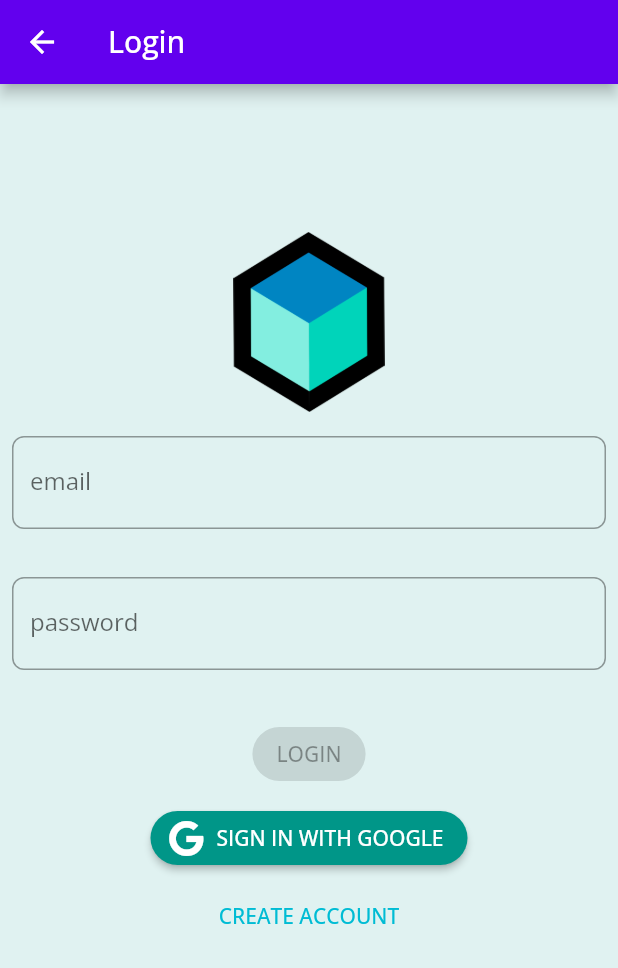
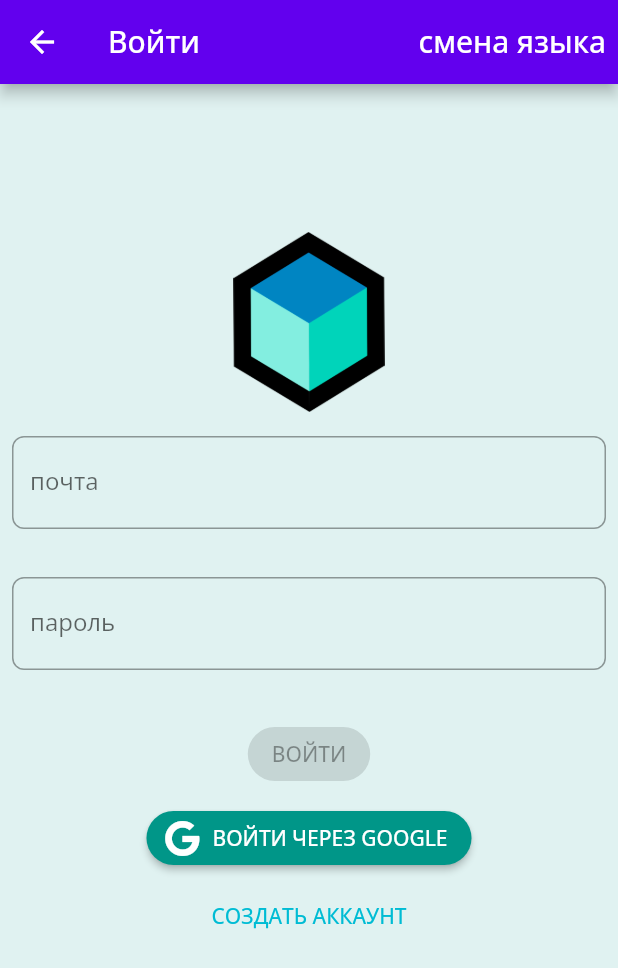
Before and after one commit to Sancene/bloc_learn, a Flutter app: the LoginPage screen opened directly, on a phone screen of 412 x 824 dp. Shown: the top 968 px of the screen. Run offline on Flutter 3.47's test engine with Material 2 defaults, Android fonts, the phone set to English and light mode, and no system bars; our stand-ins replace bloc, equatable, firebase_auth, firebase_core, flutter_bloc, font_awesome_flutter and 3 more; missing offline and left inert: firebase_auth_platform_interface, flow_builder, very_good_analysis; accounts and stored records are empty.

Commit message:
bloc locale change

```diff
--- /dev/null
+++ b/lib/app/locale_bloc/locale_event.dart
@@ -0,0 +1,8 @@
+part of 'locale_bloc.dart';
+
+@immutable
+abstract class LocaleEvent {}
+
+class LoadLocale extends LocaleEvent {
+  LoadLocale();
+}
--- /dev/null
+++ b/lib/app/locale_bloc/locale_state.dart
@@ -0,0 +1,20 @@
+part of 'locale_bloc.dart';
+
+class LocaleState extends Equatable {
+  final Locale locale;
+
+  LocaleState({required this.locale});
+
+  factory LocaleState.initial() => LocaleState(locale: Locale('ru'));
+
+  LocaleState copyWith({
+    Locale? locale,
+  }) {
+    return LocaleState(
+      locale: locale ?? this.locale,
+    );
+  }
+
+  @override
+  List<Object?> get props => [locale];
+}
--- /dev/null
+++ b/lib/l10n/intl_ru.arb
@@ -0,0 +1,10 @@
+{
+  "login": "Войти",
+  "signInWithGoogle": "войти через Google",
+  "createAccount": "Создать аккаунт",
+  "changeLocale": "смена языка",
+  "email": "почта",
+  "password": "пароль",
+  "signUp": "Регистрация",
+  "confirmPassword": "подтвердите пароль"
+}
--- a/lib/login/view/login_form.dart
+++ b/lib/login/view/login_form.dart
@@ -1,3 +1,4 @@
+import 'package:bloc_learn/generated/l10n.dart';
 import 'package:bloc_learn/login/cubit/login_cubit.dart';
 import 'package:bloc_learn/login/login.dart';
 import 'package:bloc_learn/sign_up/sign_up.dart';
@@ -62,7 +63,7 @@ class _EmailInput extends StatelessWidget {
           onChanged: (email) => context.read<LoginCubit>().emailChanged(email),
           keyboardType: TextInputType.emailAddress,
           decoration: InputDecoration(
-            labelText: 'email',
+            labelText: S.of(context).email,
             helperText: '',
             errorText: state.email.invalid ? 'invalid email' : null,
           ),
@@ -80,10 +81,11 @@ class _PasswordInput extends StatelessWidget {
       builder: (context, state) {
         return TextField(
           key: const Key('loginForm_passwordInput_textField'),
-          onChanged: (password) => context.read<LoginCubit>().passwordChanged(password),
+          onChanged: (password) =>
+              context.read<LoginCubit>().passwordChanged(password),
           obscureText: true,
           decoration: InputDecoration(
-            labelText: 'password',
+            labelText: S.of(context).password,
             helperText: '',
             errorText: state.password.invalid ? 'invalid password' : null,
           ),
@@ -109,9 +111,10 @@ class _LoginButton extends StatelessWidget {
                   ),
                   primary: const Color(0xFFFFD600),
                 ),
-                onPressed:
-                    state.status.isValidated ? () => context.read<LoginCubit>().logInWithCredentials() : null,
-                child: const Text('LOGIN'),
+                onPressed: state.status.isValidated
+                    ? () => context.read<LoginCubit>().logInWithCredentials()
+                    : null,
+                child: Text(S.of(context).login.toUpperCase()),
               );
       },
     );
@@ -124,8 +127,8 @@ class _GoogleLoginButton extends StatelessWidget {
     final theme = Theme.of(context);
     return ElevatedButton.icon(
       key: const Key('loginForm_googleLogin_raisedButton'),
-      label: const Text(
-        'SIGN IN WITH GOOGLE',
+      label: Text(
+        S.of(context).signInWithGoogle.toUpperCase(),
         style: TextStyle(color: Colors.white),
       ),
       style: ElevatedButton.styleFrom(
@@ -148,7 +151,7 @@ class _SignUpButton extends StatelessWidget {
       key: const Key('loginForm_createAccount_flatButton'),
       onPressed: () => Navigator.of(context).push<void>(SignUpPage.route()),
       child: Text(
-        'CREATE ACCOUNT',
+        S.of(context).createAccount.toUpperCase(),
         style: TextStyle(color: theme.primaryColor),
       ),
     );
--- a/lib/login/view/login_page.dart
+++ b/lib/login/view/login_page.dart
@@ -1,4 +1,6 @@
 import 'package:authentication_repository/authentication_repository.dart';
+import 'package:bloc_learn/app/locale_bloc/locale_bloc.dart';
+import 'package:bloc_learn/generated/l10n.dart';
 import 'package:bloc_learn/login/cubit/login_cubit.dart';
 import 'package:bloc_learn/login/login.dart';
 import 'package:flutter/material.dart';
@@ -12,7 +14,17 @@ class LoginPage extends StatelessWidget {
   @override
   Widget build(BuildContext context) {
     return Scaffold(
-      appBar: AppBar(title: const Text('Login')),
+      appBar: AppBar(
+        title: Text(S.of(context).login),
+        actions: [
+          TextButton(
+            onPressed: () => BlocProvider.of<LocaleBloc>(context)
+              ..add(LoadLocale()),
+            child: Text(S.of(context).changeLocale,
+                style: const TextStyle(color: Colors.white, fontSize: 20)),
+          ),
+        ],
+      ),
       body: Padding(
         padding: const EdgeInsets.all(8),
         child: BlocProvider(
--- a/lib/sign_up/view/sign_up_form.dart
+++ b/lib/sign_up/view/sign_up_form.dart
@@ -1,3 +1,4 @@
+import 'package:bloc_learn/generated/l10n.dart';
 import 'package:bloc_learn/sign_up/cubit/sign_up_cubit.dart';
 import 'package:bloc_learn/sign_up/sign_up.dart';
 import 'package:flutter/material.dart';
@@ -51,7 +52,7 @@ class _EmailInput extends StatelessWidget {
           onChanged: (email) => context.read<SignUpCubit>().emailChanged(email),
           keyboardType: TextInputType.emailAddress,
           decoration: InputDecoration(
-            labelText: 'email',
+            labelText: S.of(context).email,
             helperText: '',
             errorText: state.email.invalid ? 'invalid email' : null,
           ),
@@ -72,7 +73,7 @@ class _PasswordInput extends StatelessWidget {
           onChanged: (password) => context.read<SignUpCubit>().passwordChanged(password),
           obscureText: true,
           decoration: InputDecoration(
-            labelText: 'password',
+            labelText: S.of(context).password,
             helperText: '',
             errorText: state.password.invalid ? 'invalid password' : null,
           ),
@@ -95,7 +96,7 @@ class _ConfirmPasswordInput extends StatelessWidget {
               context.read<SignUpCubit>().confirmedPasswordChanged(confirmPassword),
           obscureText: true,
           decoration: InputDecoration(
-            labelText: 'confirm password',
+            labelText: S.of(context).confirmPassword,
             helperText: '',
             errorText: state.confirmedPassword.invalid ? 'passwords do not match' : null,
           ),
@@ -123,7 +124,7 @@ class _SignUpButton extends StatelessWidget {
                 ),
                 onPressed:
                     state.status.isValidated ? () => context.read<SignUpCubit>().signUpFormSubmitted() : null,
-                child: const Text('SIGN UP'),
+                child: Text(S.of(context).signUp.toUpperCase()),
               );
       },
     );
--- a/lib/sign_up/view/sign_up_page.dart
+++ b/lib/sign_up/view/sign_up_page.dart
@@ -1,4 +1,5 @@
 import 'package:authentication_repository/authentication_repository.dart';
+import 'package:bloc_learn/generated/l10n.dart';
 import 'package:bloc_learn/sign_up/cubit/sign_up_cubit.dart';
 import 'package:bloc_learn/sign_up/sign_up.dart';
 import 'package:flutter/material.dart';
@@ -14,7 +15,7 @@ class SignUpPage extends StatelessWidget {
   @override
   Widget build(BuildContext context) {
     return Scaffold(
-      appBar: AppBar(title: const Text('Sign Up')),
+      appBar: AppBar(title: Text(S.of(context).signUp)),
       body: Padding(
         padding: const EdgeInsets.all(8),
         child: BlocProvider<SignUpCubit>(
--- a/pubspec.yaml
+++ b/pubspec.yaml
@@ -15,11 +15,14 @@ dependencies:
   flutter:
     sdk: flutter
   flutter_bloc: ^8.0.1
+  flutter_localizations:
+    sdk: flutter
   font_awesome_flutter: ^9.2.0
   form_inputs:
     path: packages/form_inputs
   formz: ^0.4.1
   google_fonts: ^2.2.0
+  intl: ^0.17.0
   meta: ^1.7.0
   very_good_analysis: ^2.4.0
 
@@ -33,3 +36,5 @@ flutter:
   uses-material-design: true
   assets:
     - assets/
+flutter_intl:
+  enabled: true
```
Also changed, not shown: lib/app/locale_bloc/locale_bloc.dart (added, +22 -0 lines), lib/app/view/app.dart (+22 -2 lines), lib/l10n/intl_en.arb (added, +10 -0 lines), lib/generated/intl/messages_all.dart (added), lib/generated/intl/messages_en.dart (added), lib/generated/intl/messages_ru.dart (added), lib/generated/l10n.dart (added), pubspec.lock, 1 other file.
